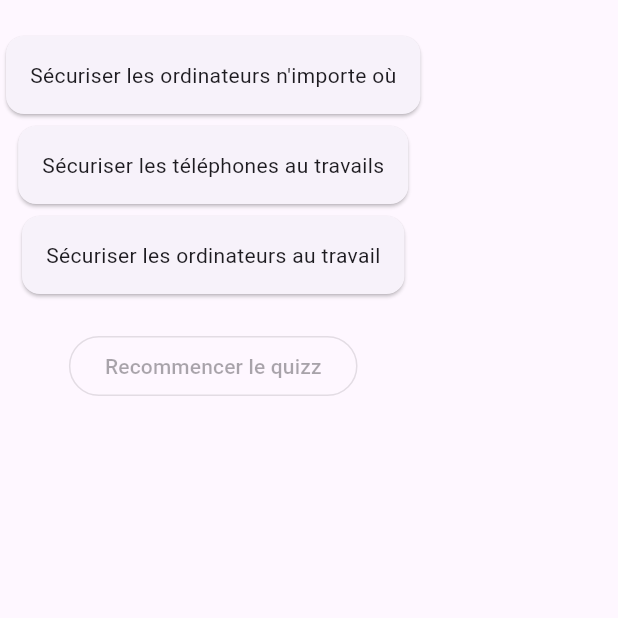
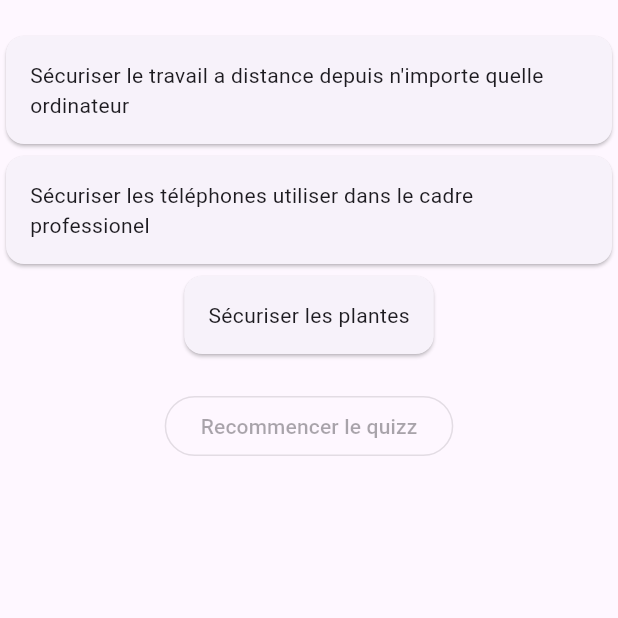
Before and after one commit to Eznopot/test_2024, a Flutter app: the screen it shows after launch, on a phone screen of 412 x 824 dp, the top half of it. Run offline on Flutter 3.47's test engine with Material 3 defaults, Android fonts, the phone set to English and light mode, and no system bars; statements that could not run were skipped.

Commit message:
Update du sujet

```diff
--- a/test3/quizz/lib/constant/list_question.dart
+++ b/test3/quizz/lib/constant/list_question.dart
@@ -4,9 +4,9 @@ final List<Question> questions = [
   Question(
     text: "A quoi sert la solution Epseed ?",
     answers: [
-        "Sécuriser les ordinateurs n'importe où",
-        "Sécuriser les téléphones au travails",
-        "Sécuriser les ordinateurs au travail"
+      "Sécuriser le travail a distance depuis n'importe quelle ordinateur",
+      "Sécuriser les téléphones utiliser dans le cadre professionel",
+      "Sécuriser les plantes"
     ],
     correctIndex: 0,
   ),
@@ -27,13 +27,7 @@ final List<Question> questions = [
       "Un triangle",
       "Un petit appareil conçu pour les entreprises, en particulier les petites et moyennes entreprises, où les employés utilisent leurs propres ordinateurs personnels pour travailler. Il permet aux utilisateurs d'accéder en toute sécurité à leur environnement de travail et à leurs fichiers depuis n'importe quel ordinateur en le branchant simplement via USB.",
       "Pas compris",
-        "Epitech"
     ],
     correctIndex: 1,
   ),
-    Question(
-      text: "Tu veux un stage à Epseed ?",
-      answers: ["Oui", "Non"],
-      correctIndex: 0,
-    )
 ];
```
Also changed, not shown: 1 other file. Lines whose indentation alone changed are shown as unchanged.
